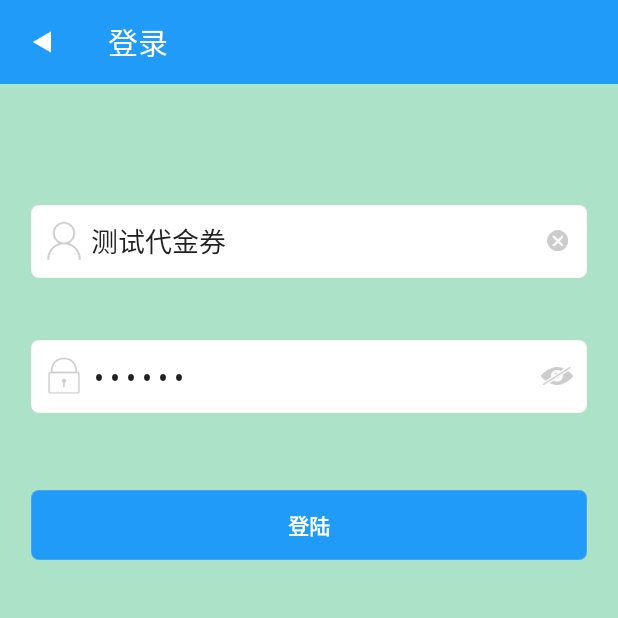
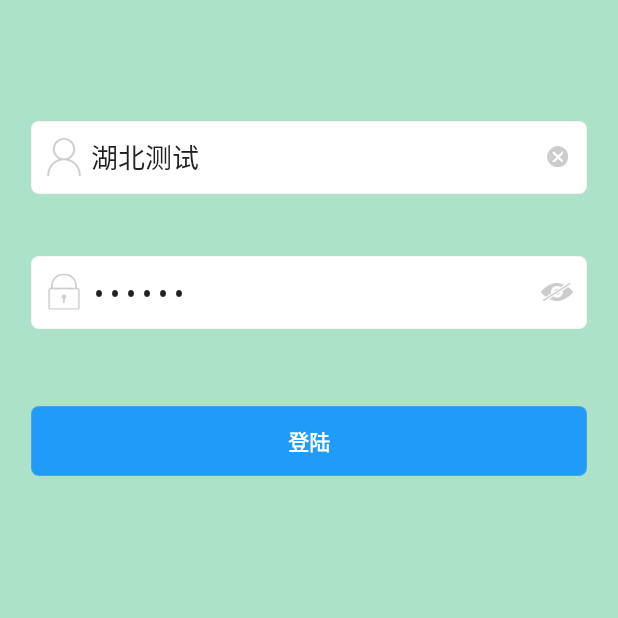
Before and after one commit to mmsouming/CustomProject, an Android app: the screen it shows after launch (LoginActivity), on a phone screen of 412 x 824 dp, the top half of it. Run offline under Robolectric (Android 15) with nearby library versions, the phone set to English and light mode, and no system bars; our stand-ins replace ButterKnife; libraries missing offline, so code that uses them is left out: com.orhanobut.logger, com.umpay.payplugin, rx.android.schedulers, rx.functions, rx.subjects and 1 more; 3 statements that could not run were skipped.

Commit message:
生产环境测试

```diff
--- a/app/src/main/java/com/rkele/app/api/ApiConstants.java
+++ b/app/src/main/java/com/rkele/app/api/ApiConstants.java
@@ -8,6 +8,8 @@ public class ApiConstants {
 
     public  static final String BASEURL = "http://sys.gz-guardian.com";
     public  static final String BASEURLIMG = "http://sys.gz-guardian.com:8888/";
+    public  static final String  PRODUCTBASEURL= "kpay/action/";//生产环境
+
 
 
 }
--- a/app/src/main/res/layout/activity_login.xml
+++ b/app/src/main/res/layout/activity_login.xml
@@ -7,10 +7,6 @@
     android:gravity="center_horizontal"
     android:orientation="vertical"
     tools:context="com.rkele.app.ui.login.activity.LoginActivity">
-
-    <include
-        android:id="@+id/include"
-        layout="@layout/layout_top_bar"></include>
 
     <LinearLayout
         android:layout_width="match_parent"
@@ -36,7 +32,7 @@
             android:paddingLeft="10dp"
             android:paddingRight="10dp"
             android:singleLine="true"
-            android:text="测试代金券" />
+            android:text="湖北测试" />
 
         <LinearLayout
             android:layout_width="match_parent"
@@ -85,4 +81,8 @@
             android:textStyle="bold" />
     </LinearLayout>
 
+    <include
+        android:id="@+id/include"
+        layout="@layout/layout_top_bar"></include>
+
 </LinearLayout>
```
Also changed, not shown: app/src/main/java/com/rkele/app/api/ApiService.java (+6 -6 lines), app/src/main/java/com/rkele/app/basedata/RxGetDataSubscriber.java (+8 -1 lines), app/src/main/java/com/rkele/app/ui/main/activity/MainActivity.java (+6 -2 lines).
